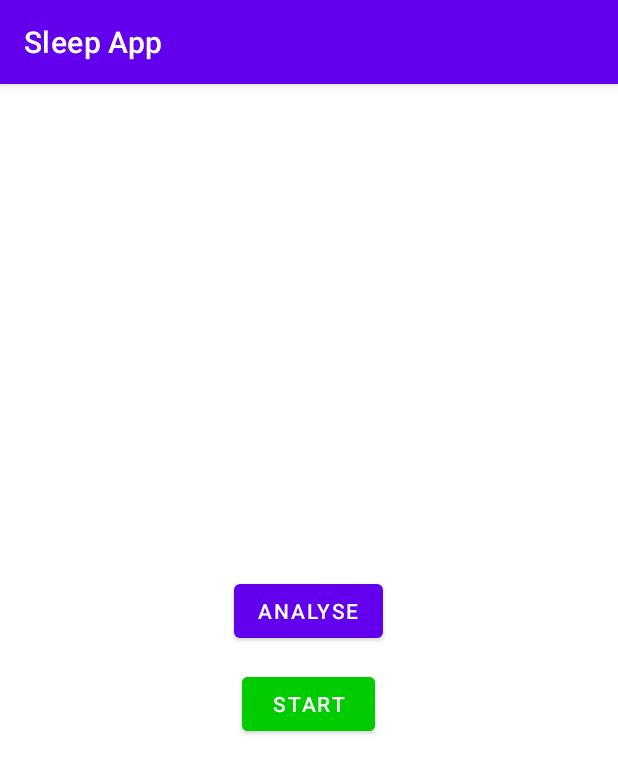
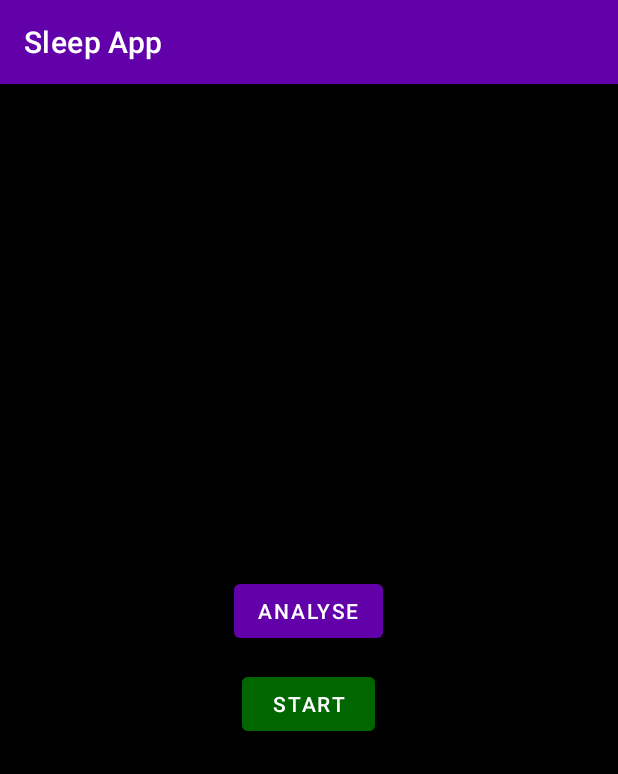
Before and after one commit to holworthy/sleep-app, an Android app: the screen it shows after launch (MainActivity), on a phone screen of 412 x 824 dp. Shown: the top 774 px of the screen. Run offline under Robolectric (Android 15) with nearby library versions, the phone set to English and light mode, and no system bars; 2 statements that could not run were skipped.

Commit message:
colour changes to make eaiser for late night use

```diff
--- a/src/sleep-app/app/src/main/java/holworthy/sleepapp/DataPointGraph.java
+++ b/src/sleep-app/app/src/main/java/holworthy/sleepapp/DataPointGraph.java
@@ -22,7 +22,7 @@ public class DataPointGraph extends View {
 		super(context, attributeSet);
 		data = new DataPoints();
 		bgPaint = new Paint();
-		bgPaint.setColor(Color.BLUE);
+		bgPaint.setColor(Color.DKGRAY);
 		fgPaint1 = new Paint();
 		fgPaint1.setColor(Color.RED);
 		fgPaint1.setStrokeWidth(2);
--- a/src/sleep-app/app/src/main/java/holworthy/sleepapp/MainActivity.java
+++ b/src/sleep-app/app/src/main/java/holworthy/sleepapp/MainActivity.java
@@ -127,10 +127,10 @@ public class MainActivity extends AppCompatActivity {
 	private void updateStartStopButton() {
 		if(sleepService.isRecording()) {
 			startStopButton.setText("Stop");
-			startStopButton.getBackground().setTint(Color.parseColor("#CC0000"));
+			startStopButton.getBackground().setTint(Color.parseColor("#660000"));
 		} else {
 			startStopButton.setText("Start");
-			startStopButton.getBackground().setTint(Color.parseColor("#00CC00"));
+			startStopButton.getBackground().setTint(Color.parseColor("#006600"));
 		}
 	}
 }
--- a/src/sleep-app/app/src/main/java/holworthy/sleepapp/SleepListViewActivity.java
+++ b/src/sleep-app/app/src/main/java/holworthy/sleepapp/SleepListViewActivity.java
@@ -55,6 +55,7 @@ public class SleepListViewActivity extends AppCompatActivity {
                 linearLayout.setPadding(30, 30, 30, 30);
 
                 TextView titleTextView = new TextView(SleepListViewActivity.this);
+                titleTextView.setTextColor(0xffffffff);
                 titleTextView.setText(sleepFile.toString());
                 titleTextView.setTypeface(Typeface.DEFAULT_BOLD);
                 linearLayout.addView(titleTextView);
@@ -63,6 +64,7 @@ public class SleepListViewActivity extends AppCompatActivity {
                 linearLayout.addView(infoLayout);
 
                 TextView durationTextView = new TextView(SleepListViewActivity.this);
+                durationTextView.setTextColor(0xffffffff);
                 Thread thread = new Thread(() -> {
                     long duration;
                     try {
@@ -81,6 +83,7 @@ public class SleepListViewActivity extends AppCompatActivity {
 
                 Button removeButton = new Button(SleepListViewActivity.this);
                 removeButton.setText("Delete sleep");
+                removeButton.setTextColor(0xffffffff);
                 removeButton.setBackgroundTintList(SleepListViewActivity.this.getResources().getColorStateList(R.color.buttonred));
                 removeButton.setOnClickListener(v -> {
                     AlertDialog.Builder builder = new AlertDialog.Builder(SleepListViewActivity.this);
--- a/src/sleep-app/app/src/main/res/color/buttonred.xml
+++ b/src/sleep-app/app/src/main/res/color/buttonred.xml
@@ -1,7 +1,7 @@
 <?xml version="1.0" encoding="utf-8"?>
 <selector xmlns:android="http://schemas.android.com/apk/res/android">
     <item
-        android:color="#ff0000"
+        android:color="#660000"
         android:state_focused="false"
         android:focusableInTouchMode="false"/>
 <!--        android:state_pressed="true"-->
--- a/src/sleep-app/app/src/main/res/layout/activity_analysis.xml
+++ b/src/sleep-app/app/src/main/res/layout/activity_analysis.xml
@@ -2,6 +2,7 @@
 <LinearLayout xmlns:android="http://schemas.android.com/apk/res/android"
     android:layout_width="match_parent"
     android:layout_height="match_parent"
+    android:background="@color/black"
     android:orientation="vertical">
 
     <holworthy.sleepapp.DataPointGraph
@@ -30,6 +31,7 @@
                 android:layout_width="match_parent"
                 android:layout_height="match_parent"
                 android:layout_weight="1"
+                android:textColor="@color/white"
                 android:gravity="center" />
 
             <TextView
@@ -37,6 +39,7 @@
                 android:layout_width="match_parent"
                 android:layout_height="match_parent"
                 android:layout_weight="1"
+                android:textColor="@color/white"
                 android:gravity="center" />
         </LinearLayout>
 
@@ -52,6 +55,7 @@
                 android:layout_width="match_parent"
                 android:layout_height="match_parent"
                 android:layout_weight="1"
+                android:textColor="@color/white"
                 android:gravity="center" />
 
             <TextView
@@ -59,6 +63,7 @@
                 android:layout_width="match_parent"
                 android:layout_height="match_parent"
                 android:layout_weight="1"
+                android:textColor="@color/white"
                 android:gravity="center" />
         </LinearLayout>
     </LinearLayout>
--- a/src/sleep-app/app/src/main/res/layout/activity_main.xml
+++ b/src/sleep-app/app/src/main/res/layout/activity_main.xml
@@ -4,6 +4,7 @@
     xmlns:tools="http://schemas.android.com/tools"
     android:layout_width="match_parent"
     android:layout_height="match_parent"
+    android:background="@color/black"
     tools:context=".MainActivity">
 
     <Button
@@ -14,7 +15,7 @@
         android:layout_marginTop="1dp"
         android:layout_marginEnd="162dp"
         android:layout_marginBottom="319dp"
-        android:backgroundTint="#4CAF50"
+        android:backgroundTint="#FF6200AA"
         android:text="Start"
         app:layout_constraintBottom_toBottomOf="parent"
         app:layout_constraintEnd_toEndOf="parent"
--- a/src/sleep-app/app/src/main/res/layout/activity_sleep_list_view.xml
+++ b/src/sleep-app/app/src/main/res/layout/activity_sleep_list_view.xml
@@ -5,6 +5,7 @@
 
     android:layout_width="match_parent"
     android:layout_height="match_parent"
+    android:background="@color/black"
     tools:context=".SleepListViewActivity">
 
     <ListView
@@ -20,6 +21,7 @@
         android:layout_width="wrap_content"
         android:layout_height="wrap_content"
         android:gravity="center"
+        android:textColor="@color/white"
         app:layout_constraintBottom_toBottomOf="parent"
         app:layout_constraintEnd_toEndOf="parent"
         app:layout_constraintStart_toStartOf="parent"
--- a/src/sleep-app/app/src/main/res/values/colors.xml
+++ b/src/sleep-app/app/src/main/res/values/colors.xml
@@ -1,8 +1,8 @@
 <?xml version="1.0" encoding="utf-8"?>
 <resources>
     <color name="purple_200">#FFBB86FC</color>
-    <color name="purple_500">#FF6200EE</color>
-    <color name="purple_700">#FF3700B3</color>
+    <color name="purple_500">#FF6200AA</color>
+    <color name="purple_700">#FF370060</color>
     <color name="teal_200">#FF03DAC5</color>
     <color name="teal_700">#FF018786</color>
     <color name="black">#FF000000</color>
```
